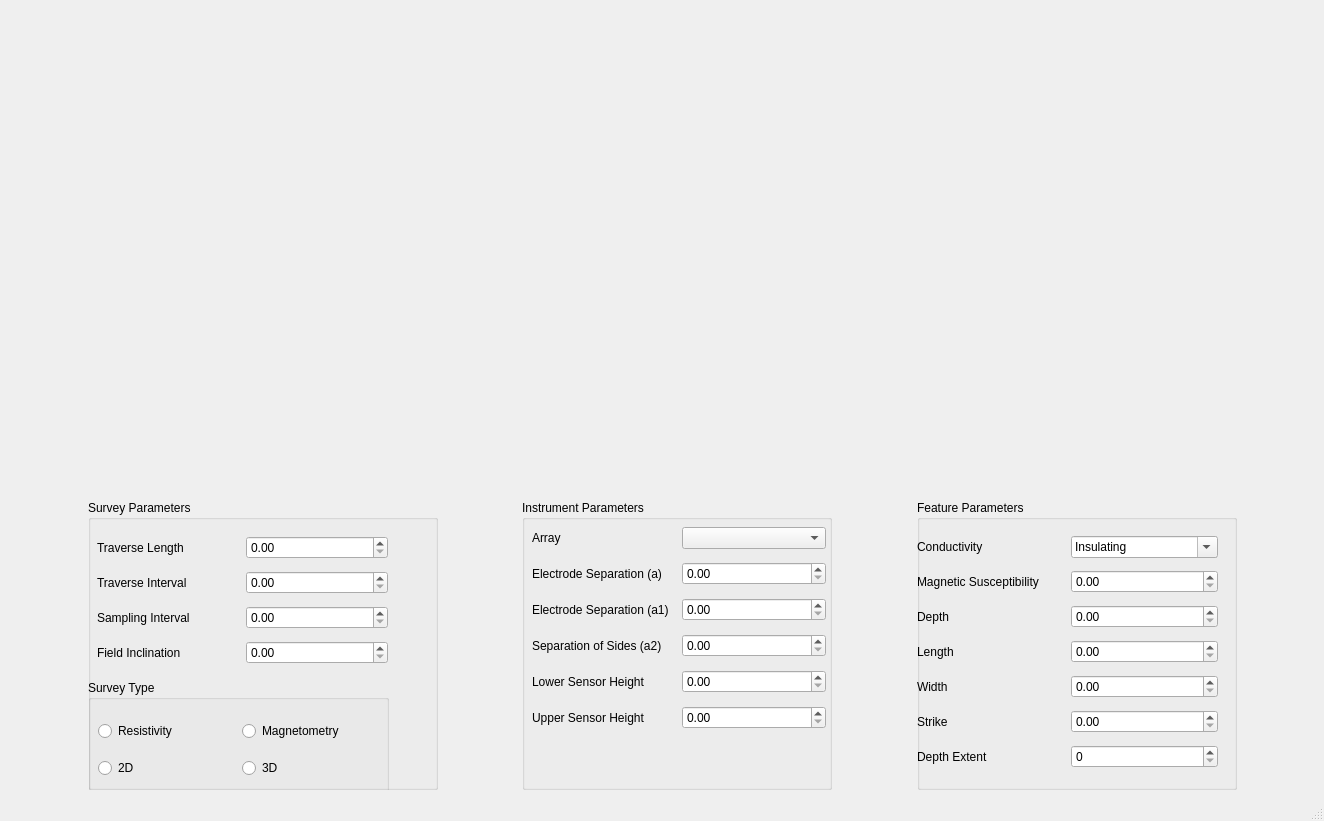
Old version of the form GUI/MainUI.ui in the repository ArchaeoPY/ArchaeoPY-Modeller.
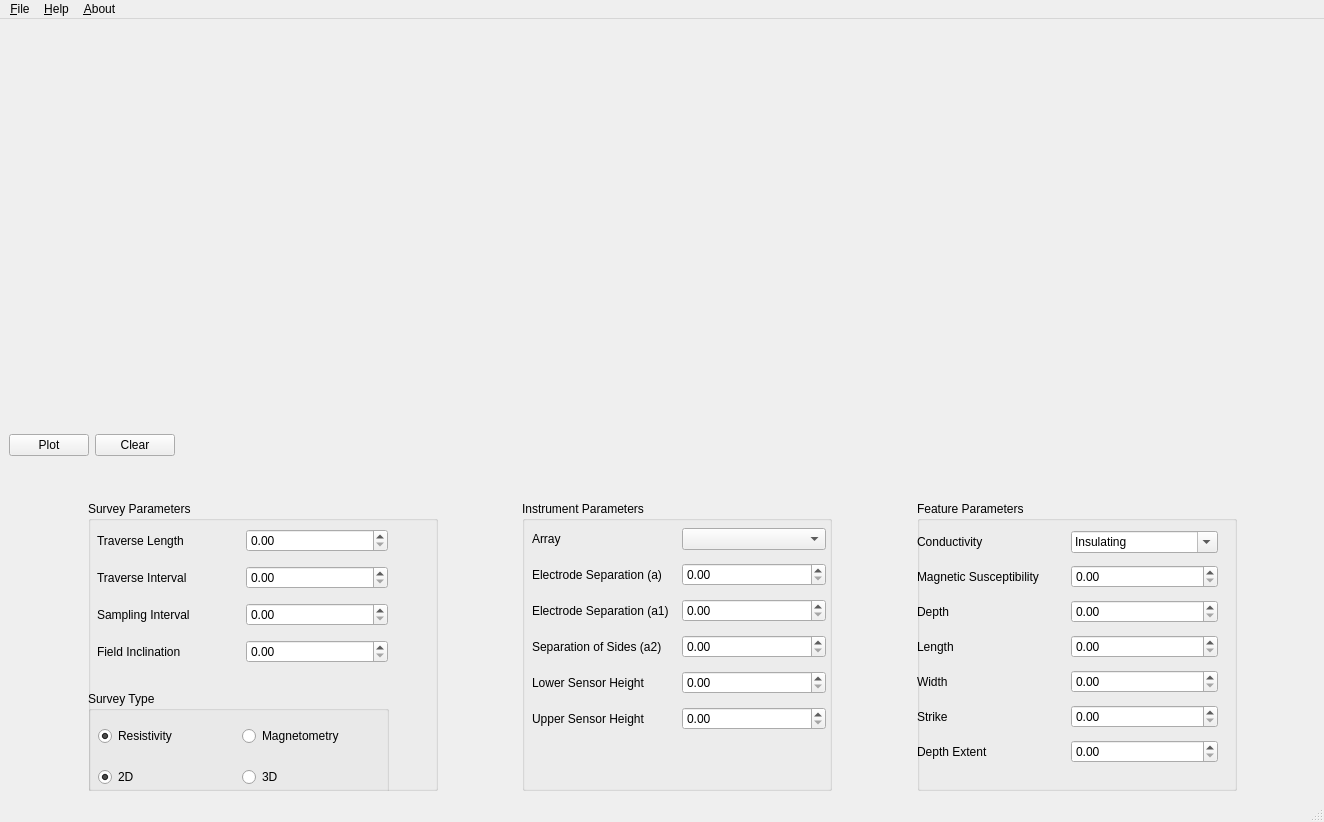
New version of the form. Custom widgets are drawn as their Qt base class.

Patch:
```diff
--- a/GUI/MainUI.ui
+++ b/GUI/MainUI.ui
@@ -7,7 +7,7 @@
     <x>0</x>
     <y>0</y>
     <width>1324</width>
-    <height>821</height>
+    <height>822</height>
    </rect>
   </property>
   <property name="sizePolicy">
@@ -27,17 +27,54 @@
   </property>
   <widget class="QWidget" name="centralwidget">
    <layout class="QGridLayout" name="gridLayout_6">
-    <item row="0" column="0">
-     <widget class="MplWidget" name="mpl" native="true">
-      <property name="minimumSize">
-       <size>
-        <width>1024</width>
-        <height>400</height>
-       </size>
-      </property>
-     </widget>
+    <item row="1" column="0">
+     <layout class="QGridLayout" name="Button_Grid">
+      <item row="0" column="2">
+       <widget class="QPushButton" name="pushButton_clear">
+        <property name="text">
+         <string>Clear</string>
+        </property>
+       </widget>
+      </item>
+      <item row="0" column="3">
+       <spacer name="horizontalSpacer_6">
+        <property name="orientation">
+         <enum>Qt::Horizontal</enum>
+        </property>
+        <property name="sizeHint" stdset="0">
+         <size>
+          <width>40</width>
+          <height>20</height>
+         </size>
+        </property>
+       </spacer>
+      </item>
+      <item row="0" column="1">
+       <widget class="QPushButton" name="pushButton_plot">
+        <property name="text">
+         <string>Plot</string>
+        </property>
+       </widget>
+      </item>
+      <item row="0" column="0">
+       <layout class="QGridLayout" name="toolbar_grid"/>
+      </item>
+     </layout>
     </item>
     <item row="2" column="0">
+     <spacer name="verticalSpacer">
+      <property name="orientation">
+       <enum>Qt::Vertical</enum>
+      </property>
+      <property name="sizeHint" stdset="0">
+       <size>
+        <width>20</width>
+        <height>40</height>
+       </size>
+      </property>
+     </spacer>
+    </item>
+    <item row="3" column="0">
      <layout class="QGridLayout" name="gridLayout_5">
       <property name="sizeConstraint">
        <enum>QLayout::SetMaximumSize</enum>
@@ -63,9 +100,9 @@
          <property name="geometry">
           <rect>
            <x>9</x>
-           <y>30</y>
+           <y>20</y>
            <width>291</width>
-           <height>141</height>
+           <height>151</height>
           </rect>
          </property>
          <layout class="QGridLayout" name="gridLayout_2">
@@ -115,9 +152,9 @@
          <property name="geometry">
           <rect>
            <x>0</x>
-           <y>180</y>
+           <y>190</y>
            <width>301</width>
-           <height>121</height>
+           <height>111</height>
           </rect>
          </property>
          <property name="title">
@@ -127,9 +164,9 @@
           <property name="geometry">
            <rect>
             <x>10</x>
-            <y>30</y>
+            <y>20</y>
             <width>281</width>
-            <height>81</height>
+            <height>91</height>
            </rect>
           </property>
           <layout class="QGridLayout" name="gridLayout">
@@ -138,6 +175,12 @@
              <property name="text">
               <string>Resistivity</string>
              </property>
+             <property name="checked">
+              <bool>true</bool>
+             </property>
+             <attribute name="buttonGroup">
+              <string notr="true">buttonGroup_ResMag</string>
+             </attribute>
             </widget>
            </item>
            <item row="0" column="1">
@@ -152,6 +195,9 @@
              <property name="text">
               <string>2D</string>
              </property>
+             <property name="checked">
+              <bool>true</bool>
+             </property>
              <attribute name="buttonGroup">
               <string notr="true">buttonGroup_2D3D</string>
              </attribute>
@@ -193,9 +239,9 @@
          <property name="geometry">
           <rect>
            <x>0</x>
-           <y>30</y>
+           <y>24</y>
            <width>301</width>
-           <height>245</height>
+           <height>251</height>
           </rect>
          </property>
          <layout class="QGridLayout" name="gridLayout_3">
@@ -254,9 +300,6 @@
           <item row="1" column="1">
            <widget class="QDoubleSpinBox" name="doubleSpinBox_magsus"/>
           </item>
-          <item row="6" column="1">
-           <widget class="QSpinBox" name="spinBox_7"/>
-          </item>
           <item row="1" column="0">
            <widget class="QLabel" name="label_magsus">
             <property name="text">
@@ -283,6 +326,9 @@
           <item row="5" column="1">
            <widget class="QDoubleSpinBox" name="doubleSpinBox_strike"/>
           </item>
+          <item row="6" column="1">
+           <widget class="QDoubleSpinBox" name="doubleSpinBox_depthextent"/>
+          </item>
          </layout>
         </widget>
        </widget>
@@ -432,18 +478,15 @@
       </item>
      </layout>
     </item>
-    <item row="1" column="0">
-     <spacer name="verticalSpacer">
-      <property name="orientation">
-       <enum>Qt::Vertical</enum>
-      </property>
-      <property name="sizeHint" stdset="0">
+    <item row="0" column="0">
+     <widget class="MplWidget" name="mpl" native="true">
+      <property name="minimumSize">
        <size>
-        <width>20</width>
-        <height>40</height>
+        <width>1024</width>
+        <height>400</height>
        </size>
       </property>
-     </spacer>
+     </widget>
     </item>
    </layout>
   </widget>
@@ -456,6 +499,26 @@
      <height>21</height>
     </rect>
    </property>
+   <widget class="QMenu" name="menu_File">
+    <property name="title">
+     <string>&amp;File</string>
+    </property>
+    <addaction name="action_Save_Data"/>
+    <addaction name="action_Quit"/>
+   </widget>
+   <widget class="QMenu" name="menu_Help">
+    <property name="title">
+     <string>&amp;Help</string>
+    </property>
+   </widget>
+   <widget class="QMenu" name="menu_About">
+    <property name="title">
+     <string>&amp;About</string>
+    </property>
+   </widget>
+   <addaction name="menu_File"/>
+   <addaction name="menu_Help"/>
+   <addaction name="menu_About"/>
   </widget>
   <widget class="QStatusBar" name="statusbar"/>
  </widget>
```
Left out of the diff: 50 changed lines with no effect on the pictures.
